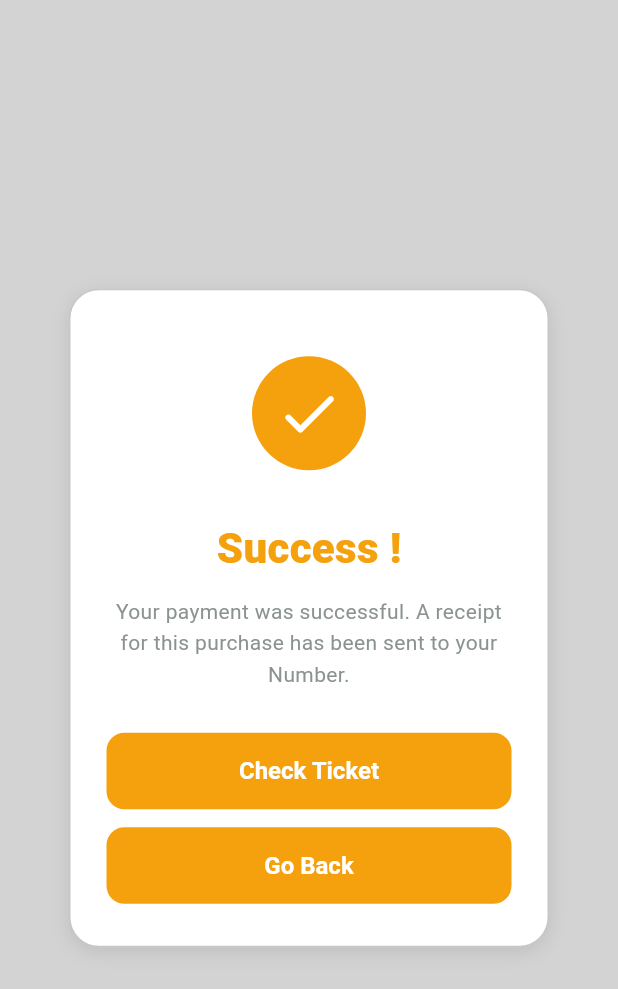
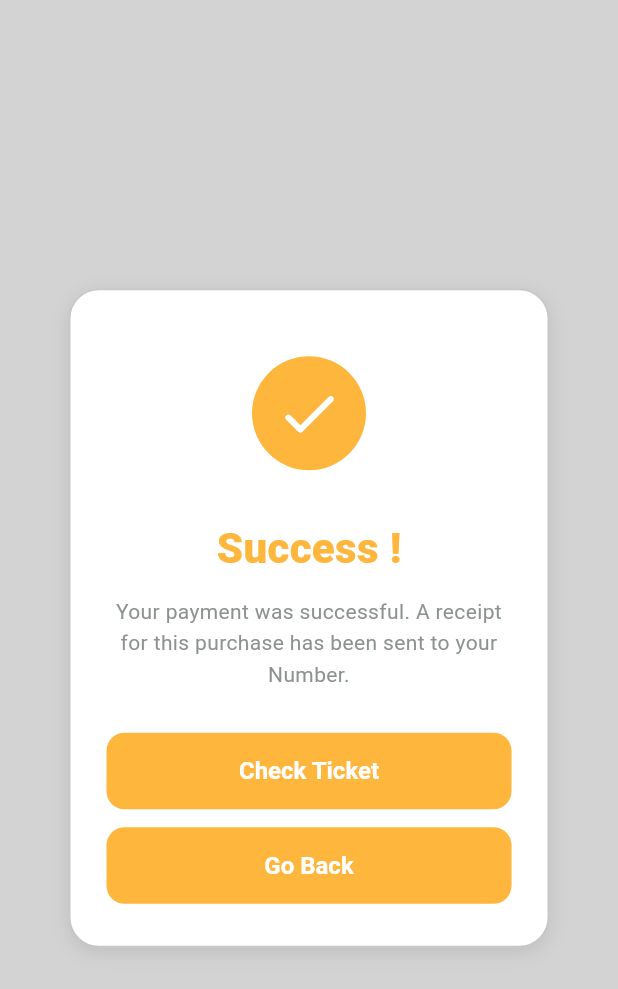
Before and after one commit to shahnawaz-laghari/SeatNix, a Flutter app: the SuccessScreen screen opened directly with empty values, on a phone screen of 412 x 824 dp. Shown: the top 989 px of the screen. Run offline on Flutter 3.47's test engine with Material 3 defaults, Android fonts, the phone set to English and light mode, and no system bars; our stand-ins replace appwrite, audioplayers, flutter_local_notifications, flutter_svg, google_fonts, image_picker and 4 more; missing offline and left inert: file_saver; accounts and stored records are empty; network calls fail.

Commit message:
Apply theme-aware orange to remaining hardcoded accent colors

```diff
--- a/lib/screens/profile_screen.dart
+++ b/lib/screens/profile_screen.dart
@@ -12,7 +12,6 @@ import 'travel_history_screen.dart';
 import 'settings_screen.dart';
 import 'signin_screen.dart';
 
-const _headerColor = Color(0xFFF5A00D);
 const _editColor = Color(0xFF0B57A4);
 const _logoutColor = Color(0xFFE23B3B);
 
@@ -179,7 +178,7 @@ class _ProfileScreenState extends State<ProfileScreen> {
       body: Stack(
         fit: StackFit.expand,
         children: [
-          Container(height: _headerHeight, color: _headerColor),
+          Container(height: _headerHeight, color: accentColor(context)),
           Positioned(
             top: 0,
             left: 0,
--- a/lib/screens/success_screen.dart
+++ b/lib/screens/success_screen.dart
@@ -4,8 +4,6 @@ import '../services/success_sound.dart';
 import '../widgets/auth_style.dart';
 import '../widgets/localized_text.dart';
 import 'ticket_screen.dart';
-
-const _successOrange = Color(0xFFF5A00D);
 
 class SuccessScreen extends StatefulWidget {
   const SuccessScreen({
@@ -152,7 +150,7 @@ class _SuccessScreenState extends State<SuccessScreen>
                                   decoration: BoxDecoration(
                                     shape: BoxShape.circle,
                                     border: Border.all(
-                                      color: _successOrange,
+                                      color: accentColor(context),
                                       width: 2,
                                     ),
                                   ),
@@ -161,8 +159,8 @@ class _SuccessScreenState extends State<SuccessScreen>
                               Container(
                                 width: 76,
                                 height: 76,
-                                decoration: const BoxDecoration(
-                                  color: _successOrange,
+                                decoration: BoxDecoration(
+                                  color: accentColor(context),
                                   shape: BoxShape.circle,
                                 ),
                               ),
@@ -188,10 +186,10 @@ class _SuccessScreenState extends State<SuccessScreen>
                             curve: Curves.easeOut,
                           ),
                         ),
-                        child: const Text(
+                        child: Text(
                           'Success !',
                           style: TextStyle(
-                            color: _successOrange,
+                            color: accentColor(context),
                             fontSize: 28,
                             fontWeight: FontWeight.w800,
                           ),
@@ -213,7 +211,7 @@ class _SuccessScreenState extends State<SuccessScreen>
                         child: FilledButton(
                           onPressed: () => _openTicket(context),
                           style: FilledButton.styleFrom(
-                            backgroundColor: _successOrange,
+                            backgroundColor: accentColor(context),
                             foregroundColor: buttonTextColor(context),
                             padding: const EdgeInsets.symmetric(vertical: 16),
                             shape: RoundedRectangleBorder(
@@ -235,7 +233,7 @@ class _SuccessScreenState extends State<SuccessScreen>
                               Navigator.of(context)
                                   .popUntil((route) => route.isFirst),
                           style: FilledButton.styleFrom(
-                            backgroundColor: _successOrange,
+                            backgroundColor: accentColor(context),
                             foregroundColor: buttonTextColor(context),
                             padding: const EdgeInsets.symmetric(vertical: 16),
                             shape: RoundedRectangleBorder(
--- a/lib/screens/ticket_screen.dart
+++ b/lib/screens/ticket_screen.dart
@@ -10,8 +10,6 @@ import '../services/departure_schedule.dart';
 import '../services/auth_service.dart';
 import '../widgets/auth_style.dart';
 import '../widgets/localized_text.dart';
-
-const _ticketOrange = Color(0xFFF5A00D);
 
 class TicketScreen extends StatelessWidget {
   TicketScreen({
@@ -297,7 +295,7 @@ class TicketScreen extends StatelessWidget {
                 child: FilledButton(
                   onPressed: () => _downloadTicket(context),
                   style: FilledButton.styleFrom(
-                    backgroundColor: _ticketOrange,
+                    backgroundColor: accentColor(context),
                     foregroundColor: buttonTextColor(context),
                     padding: const EdgeInsets.symmetric(vertical: 18),
                     shape: RoundedRectangleBorder(
--- a/lib/widgets/auth_style.dart
+++ b/lib/widgets/auth_style.dart
@@ -61,6 +61,7 @@ IconData directionalChevronIcon(BuildContext context) =>
 
 const authTextColor = Color(0xFF0E2E2B);
 const authMutedColor = Color(0xFF8A9391);
+
 /// Theme-aware orange: lighter in light mode, deeper in dark mode.
 Color accentColor(BuildContext context) =>
     isDarkMode(context) ? const Color(0xFFD48300) : const Color(0xFFFFB63D);
```
Also changed, not shown: lib/screens/about_sheet.dart (+8 -3 lines), lib/screens/bus_seat_screen.dart (+5 -6 lines).
